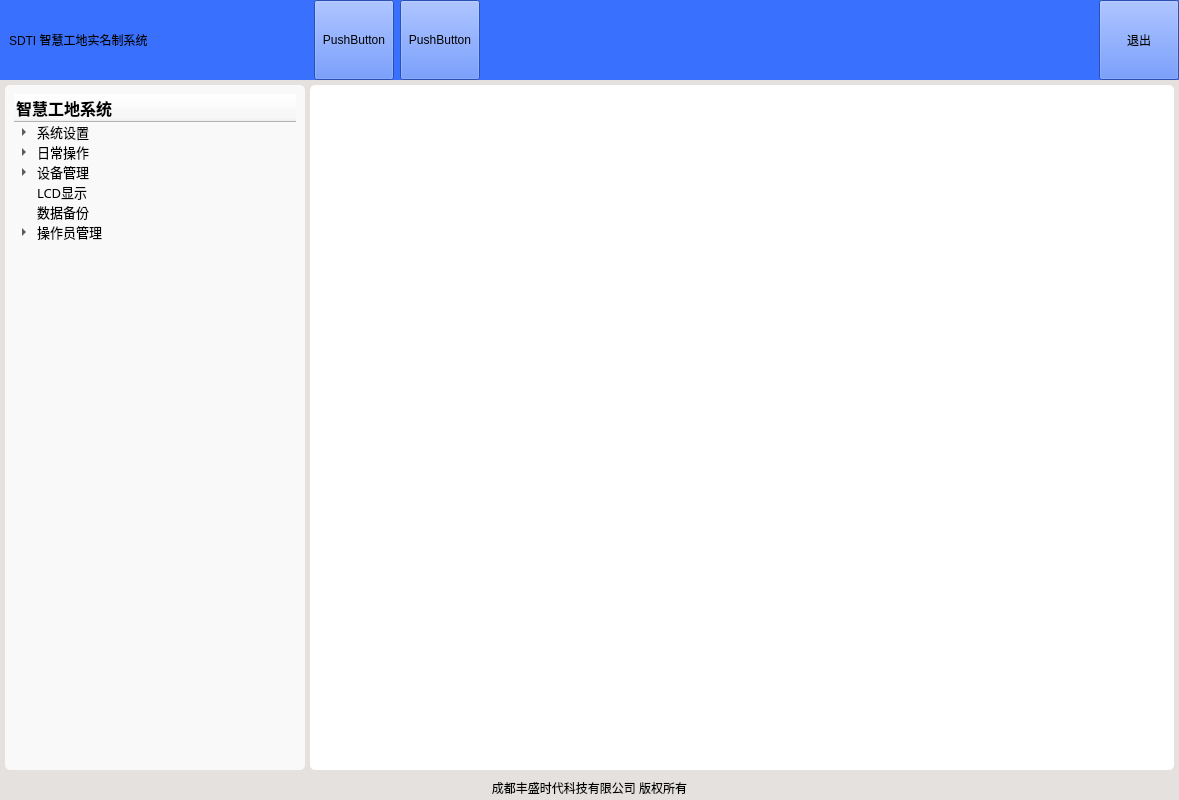
jamesandjim/wisdom_site, file views/mainUi.ui: the form before one commit.
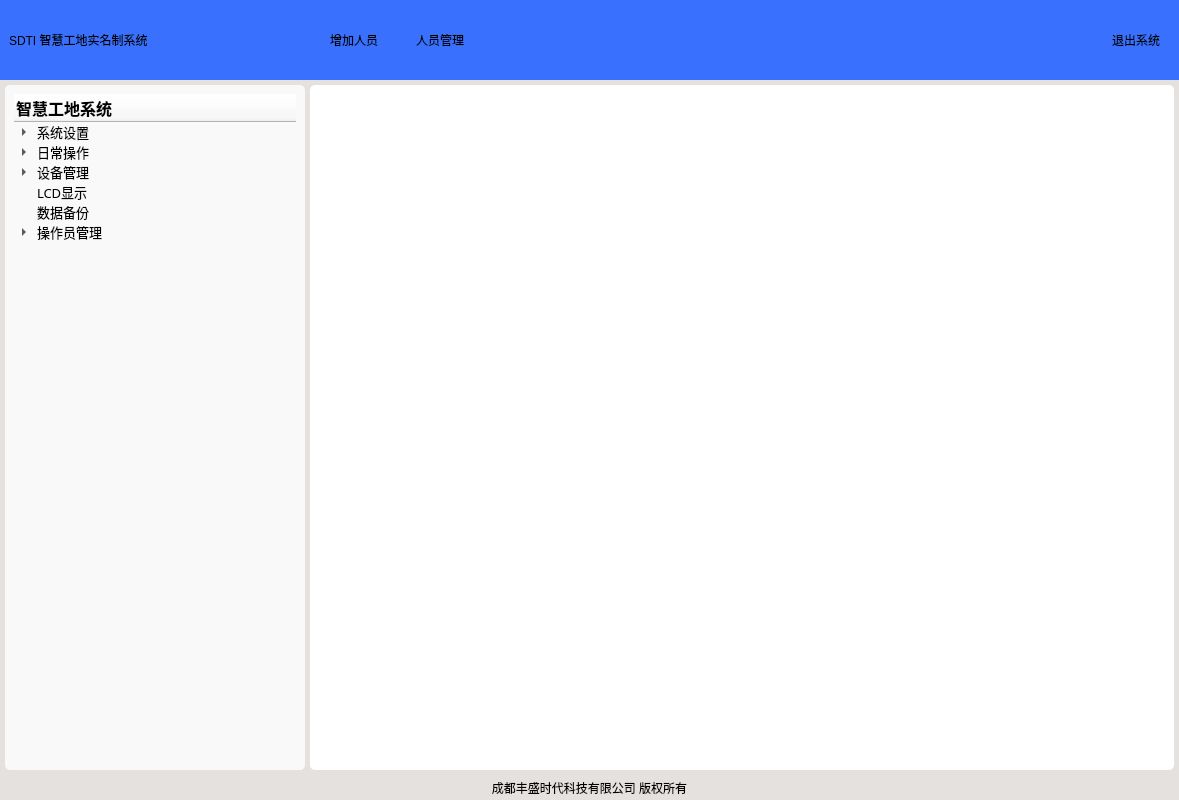
The form after the commit. Icons and pictures are not drawn.

What changed in the file:
```diff
--- a/views/mainUi.ui
+++ b/views/mainUi.ui
@@ -156,12 +156,25 @@
             </property>
             <property name="maximumSize">
              <size>
-              <width>80</width>
+              <width>100</width>
               <height>80</height>
              </size>
             </property>
             <property name="text">
-             <string>PushButton</string>
+             <string>增加人员</string>
+            </property>
+            <property name="icon">
+             <iconset resource="../resource.qrc">
+              <normaloff>:/ico/resource/ico/2.jpg</normaloff>:/ico/resource/ico/2.jpg</iconset>
+            </property>
+            <property name="iconSize">
+             <size>
+              <width>40</width>
+              <height>40</height>
+             </size>
+            </property>
+            <property name="flat">
+             <bool>true</bool>
             </property>
            </widget>
           </item>
@@ -181,12 +194,25 @@
             </property>
             <property name="maximumSize">
              <size>
-              <width>80</width>
+              <width>100</width>
               <height>80</height>
              </size>
             </property>
             <property name="text">
-             <string>PushButton</string>
+             <string>人员管理</string>
+            </property>
+            <property name="icon">
+             <iconset resource="../resource.qrc">
+              <normaloff>:/ico/resource/ico/3.jpg</normaloff>:/ico/resource/ico/3.jpg</iconset>
+            </property>
+            <property name="iconSize">
+             <size>
+              <width>40</width>
+              <height>40</height>
+             </size>
+            </property>
+            <property name="flat">
+             <bool>true</bool>
             </property>
            </widget>
           </item>
@@ -219,12 +245,12 @@
             </property>
             <property name="maximumSize">
              <size>
-              <width>80</width>
+              <width>100</width>
               <height>80</height>
              </size>
             </property>
             <property name="text">
-             <string>退出</string>
+             <string>退出系统</string>
             </property>
             <property name="icon">
              <iconset resource="../resource.qrc">
@@ -236,8 +262,27 @@
               <height>40</height>
              </size>
             </property>
+            <property name="flat">
+             <bool>true</bool>
+            </property>
            </widget>
           </item>
+          <item>
+           <spacer name="horizontalSpacer_3">
+            <property name="orientation">
+             <enum>Qt::Horizontal</enum>
+            </property>
+            <property name="sizeType">
+             <enum>QSizePolicy::Fixed</enum>
+            </property>
+            <property name="sizeHint" stdset="0">
+             <size>
+              <width>3</width>
+              <height>20</height>
+             </size>
+            </property>
+           </spacer>
+          </item>
          </layout>
         </widget>
        </item>
```
Left out of the diff: 7 changed lines with no effect on the pictures.
